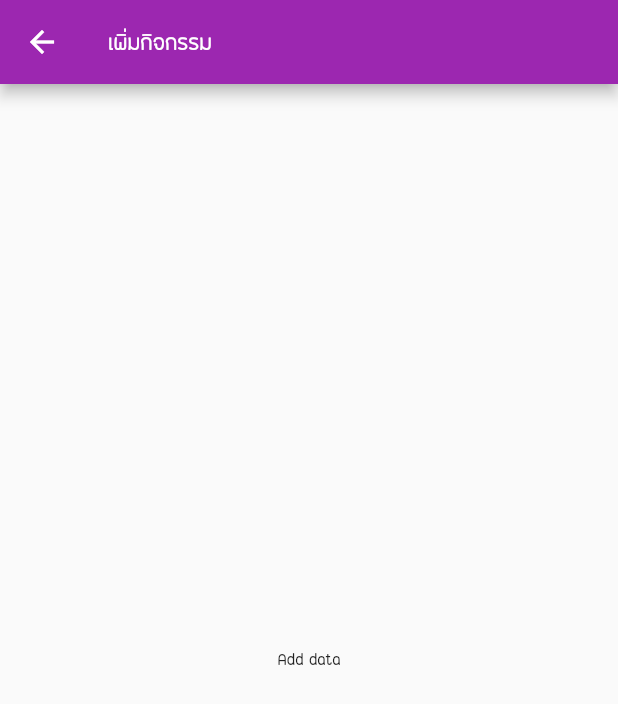
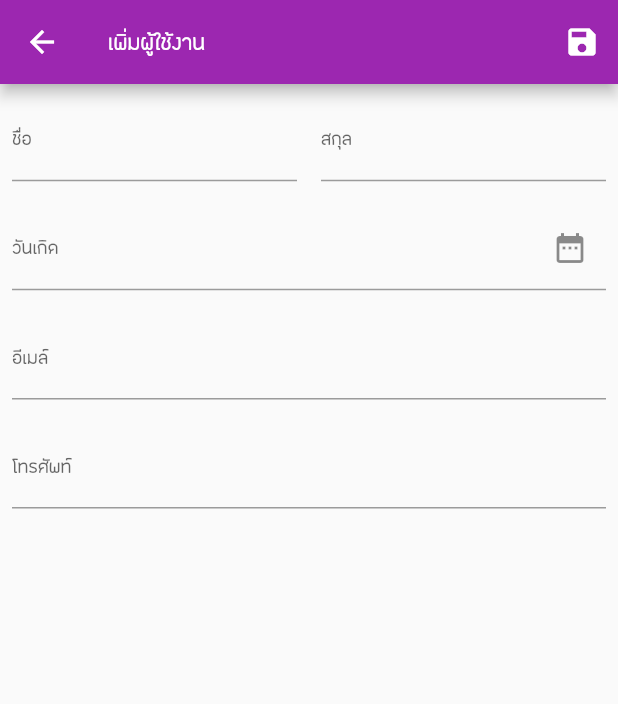
Before and after one commit to siteslave/flutter_basic_03, a Flutter app: the AddPage screen opened by its route, on a phone screen of 412 x 824 dp. Shown: the top 704 px of the screen. Run offline on Flutter 3.47's test engine with Material 2 defaults, Android fonts, the phone set to English and light mode, and no system bars; network calls fail.

```diff
--- a/lib/pages/add_page.dart
+++ b/lib/pages/add_page.dart
@@ -1,4 +1,7 @@
 import 'package:flutter/material.dart';
+import 'dart:async';
+
+import 'package:intl/intl.dart';
 
 class AddPage extends StatefulWidget {
   @override
@@ -6,15 +9,111 @@ class AddPage extends StatefulWidget {
 }
 
 class _AddPageState extends State<AddPage> {
+  DateTime dateBirthDate;
+
+  String strFirstName;
+  String strLastName;
+  String strEmail;
+  String strTelephone;
+  String strBirthDate;
+
+  TextEditingController _ctrlFirstName = TextEditingController();
+  TextEditingController _ctrlLastName = TextEditingController();
+  TextEditingController _ctrlEmail = TextEditingController();
+  TextEditingController _ctrlTelephone = TextEditingController();
+  TextEditingController _ctrlBirthDate = TextEditingController();
+
+  void _showDatePicker() async {
+    DateTime _currentDate = DateTime.now();
+    DateTime _birthDate = await showDatePicker(
+        // locale: const Locale('th'),
+        context: context,
+        initialDate: DateTime(_currentDate.year),
+        firstDate: DateTime(_currentDate.year - 100),
+        lastDate: DateTime(_currentDate.year));
+
+    if (_birthDate != null) {
+      setState(() {
+        var strDate = new DateFormat.MMMMd('th_TH').format(_birthDate) +
+            ' ${_birthDate.year + 543}';
+        _ctrlBirthDate.text = strDate;
+        dateBirthDate = _birthDate;
+      });
+    }
+  }
+
   @override
   Widget build(BuildContext context) {
     return Scaffold(
-      appBar: AppBar(
-        title: Text('เพิ่มกิจกรรม'),
-      ),
-      body: Center(
-        child: Text('Add data'),
-      ),
-    );
+        appBar: AppBar(
+          title: Text('เพิ่มผู้ใช้งาน'),
+          actions: <Widget>[
+            IconButton(
+              onPressed: () {},
+              icon: Icon(Icons.save),
+            )
+          ],
+        ),
+        body: ListView(
+          children: <Widget>[
+            Row(
+              mainAxisSize: MainAxisSize.max,
+              children: <Widget>[
+                Expanded(
+                  child: Padding(
+                    padding: const EdgeInsets.all(8.0),
+                    child: TextFormField(
+                      onFieldSubmitted: (String value) {},
+                      controller: _ctrlFirstName,
+                      decoration: InputDecoration(labelText: 'ชื่อ'),
+                    ),
+                  ),
+                ),
+                Expanded(
+                  child: Padding(
+                    padding: const EdgeInsets.all(8.0),
+                    child: TextFormField(
+                      controller: _ctrlLastName,
+                      decoration: InputDecoration(
+                        labelText: 'สกุล',
+                      ),
+                    ),
+                  ),
+                )
+              ],
+            ),
+            Padding(
+              padding: const EdgeInsets.all(8.0),
+              child: TextFormField(
+                controller: _ctrlBirthDate,
+                decoration: InputDecoration(
+                    labelText: 'วันเกิด',
+                    suffixIcon: GestureDetector(
+                      child: Icon(Icons.date_range),
+                      onTap: () => _showDatePicker(),
+                    )),
+              ),
+            ),
+            Padding(
+              padding: const EdgeInsets.all(8.0),
+              child: TextFormField(
+                controller: _ctrlEmail,
+                keyboardType: TextInputType.emailAddress,
+                decoration: InputDecoration(
+                  labelText: 'อีเมล์',
+                ),
+              ),
+            ),
+            Padding(
+              padding: const EdgeInsets.all(8.0),
+              child: TextFormField(
+                controller: _ctrlTelephone,
+                keyboardType: TextInputType.phone,
+                decoration:
+                    InputDecoration(labelText: 'โทรศัพท์', hintText: ''),
+              ),
+            ),
+          ],
+        ));
   }
 }
--- a/pubspec.yaml
+++ b/pubspec.yaml
@@ -4,7 +4,8 @@ description: A new Flutter project.
 dependencies:
   flutter:
     sdk: flutter
-
+  flutter_localizations:
+    sdk: flutter
   # The following adds the Cupertino Icons font to your application.
   # Use with the CupertinoIcons class for iOS style icons.
   cupertino_icons: ^0.1.2
```
Also changed, not shown: lib/main.dart (+9 -1 lines), lib/pages/tabs/tab_account.dart (+21 -2 lines), pubspec.lock.
